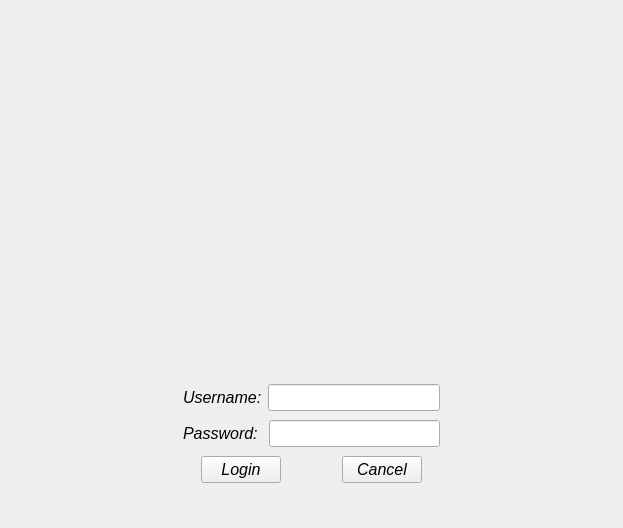
Above: loginwindow.ui from asmorgan24/login_marketplace before the change. Below: the same form after it.
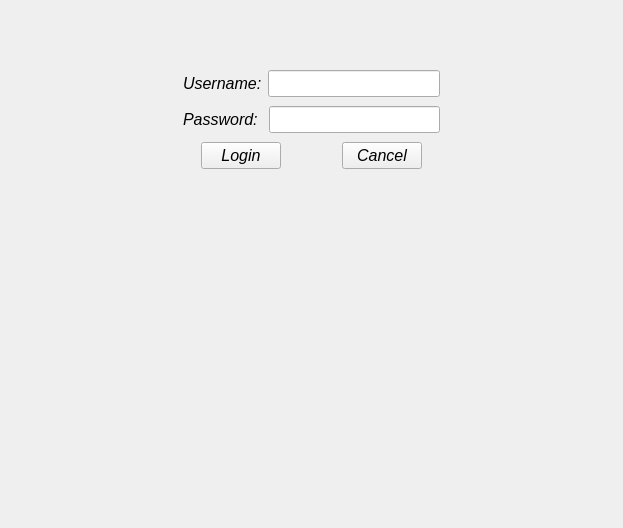
That is the form after the change. Icons and pictures are not drawn.

```diff
--- a/loginwindow.ui
+++ b/loginwindow.ui
@@ -28,7 +28,7 @@
    </property>
    <layout class="QVBoxLayout" name="verticalLayout">
     <item>
-     <layout class="QVBoxLayout" name="mainLayout" stretch="0,1,1,1">
+     <layout class="QVBoxLayout" name="mainLayout" stretch="0,1,1,1,0">
       <property name="spacing">
        <number>9</number>
       </property>
@@ -185,6 +185,9 @@
       </item>
       <item>
        <layout class="QHBoxLayout" name="horizontalLayout_4">
+        <property name="bottomMargin">
+         <number>8</number>
+        </property>
         <item>
          <spacer name="horizontalSpacer_2">
           <property name="orientation">
@@ -292,6 +295,39 @@
         </item>
        </layout>
       </item>
+      <item>
+       <layout class="QVBoxLayout" name="verticalLayout_2">
+        <property name="topMargin">
+         <number>10</number>
+        </property>
+        <property name="bottomMargin">
+         <number>10</number>
+        </property>
+        <item>
+         <widget class="QWidget" name="keyboard" native="true">
+          <property name="minimumSize">
+           <size>
+            <width>0</width>
+            <height>0</height>
+           </size>
+          </property>
+         </widget>
+        </item>
+        <item>
+         <spacer name="verticalSpacer">
+          <property name="orientation">
+           <enum>Qt::Vertical</enum>
+          </property>
+          <property name="sizeHint" stdset="0">
+           <size>
+            <width>20</width>
+            <height>40</height>
+           </size>
+          </property>
+         </spacer>
+        </item>
+       </layout>
+      </item>
      </layout>
     </item>
    </layout>
```
